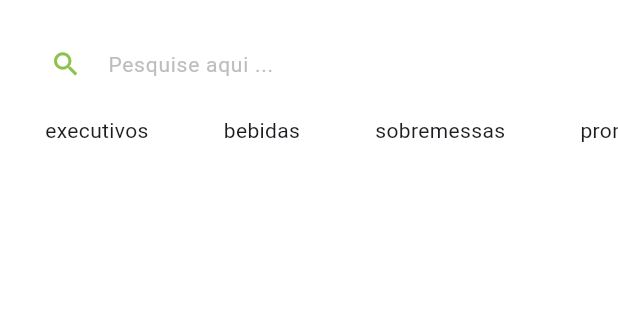
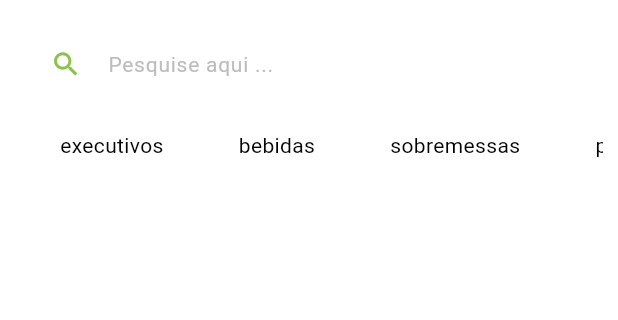
Before and after one commit to ViniciusReisCosta/pontal-delivery, a Flutter app: the HomeTab screen opened directly, on a phone screen of 412 x 824 dp, the part 71-391 px from its top. Run offline on Flutter 3.47's test engine with Material 3 defaults, Android fonts, the phone set to English and light mode, and no system bars; our stand-ins replace animated_text_kit, mask_text_input_formatter.

Commit message:
Alterações de Categorias de Posição

```diff
--- /dev/null
+++ b/lib/src/home/components/category_tile.dart
@@ -0,0 +1,35 @@
+import 'package:flutter/material.dart';
+
+class CategoryTile extends StatelessWidget {
+  const CategoryTile({
+    Key? key,
+    required this.category,
+    required this.isSelected,
+    required this.onPressed,
+  }) : super(key: key);
+
+  final String category;
+  final bool isSelected;
+  final VoidCallback onPressed;
+
+  @override
+  Widget build(BuildContext context) {
+    return GestureDetector(
+      onTap: onPressed,
+      child: Container(
+        padding: const EdgeInsets.symmetric(horizontal: 20, vertical: 10),
+        decoration: BoxDecoration(
+          borderRadius: BorderRadius.circular(20), // Arredondamento
+          color: isSelected ? Colors.orange : Colors.transparent, // Cor de fundo
+        ),
+        child: Text(
+          category,
+          style: TextStyle(
+            color: isSelected ? Colors.white : Colors.black, // Cor do texto
+            fontWeight: isSelected ? FontWeight.bold : FontWeight.normal, // Negrito se selecionado
+          ),
+        ),
+      ),
+    );
+  }
+}
--- a/lib/src/home/components/category_title.dart
+++ /dev/null
@@ -1,18 +0,0 @@
-import 'package:flutter/material.dart';
-
-class CategoryTitle extends StatelessWidget {
-  const CategoryTitle({super.key,required this.category,required this.isSelected});
-  final String category;
-  final bool isSelected;
-  @override
-  Widget build(BuildContext context) {
-    return Container(
-      padding: const EdgeInsets.symmetric(horizontal: 20),
-      decoration: const BoxDecoration(
-        borderRadius: BorderRadius.all(Radius.circular(20)),
-        color: Colors.white,
-      ),
-      child:Text(category),
-    );
-  }
-}
--- a/lib/src/home/home_tab.dart
+++ b/lib/src/home/home_tab.dart
@@ -1,11 +1,16 @@
 import 'package:flutter/material.dart';
-import 'package:pontal_delivery/src/home/components/category_title.dart';
+import 'package:pontal_delivery/src/home/components/category_tile.dart';
 
 import '../config/custom_colors.dart';
 
-class HomeTab extends StatelessWidget {
-  HomeTab({super.key});
+class HomeTab extends StatefulWidget {
+  HomeTab({Key? key}) : super(key: key);
 
+  @override
+  State<HomeTab> createState() => _HomeTabState();
+}
+
+class _HomeTabState extends State<HomeTab> {
   final List<String> categories = [
     'executivos',
     'bebidas',
@@ -14,8 +19,11 @@ class HomeTab extends StatelessWidget {
     'Entradas e petiscos',
     'pratos kid/individual',
     'fit',
-    'acompanhamentos'
+    'acompanhamentos',
   ];
+
+  String selectedCategory = '';
+
   @override
   Widget build(BuildContext context) {
     return Scaffold(
@@ -38,11 +46,11 @@ class HomeTab extends StatelessWidget {
               ),
             ],
           ),
-        ),  actions: [
+        ),
+        actions: [
           Padding(
             padding: const EdgeInsets.only(top: 15, right: 15),
             child: GestureDetector(
-              onTap: () {},
               child: Badge(
                 backgroundColor: const Color.fromARGB(255, 255, 0, 0),
                 label: const Text(
@@ -64,6 +72,7 @@ class HomeTab extends StatelessWidget {
       body: Column(
         crossAxisAlignment: CrossAxisAlignment.stretch,
         children: [
+          // Campo de pesquisa
           Padding(
             padding: const EdgeInsets.symmetric(horizontal: 20, vertical: 10),
             child: TextFormField(
@@ -87,22 +96,34 @@ class HomeTab extends StatelessWidget {
                 ),
               ),
             ),
-          ),   Expanded(
+          ),
+          // Lista de categorias centralizada horizontalmente
+          Padding(
+            padding: const EdgeInsets.symmetric(horizontal: 10),
+            child: Center(
+              child: SizedBox(
+                height: 60,
                 child: ListView.separated(
                   scrollDirection: Axis.horizontal,
+                  shrinkWrap: true,
                   padding: const EdgeInsets.symmetric(horizontal: 10),
                   itemBuilder: (_, index) {
-                return CategoryTitle(
+                    return CategoryTile(
+                      onPressed: () {
+                        setState(() {
+                          selectedCategory = categories[index];
+                        });
+                      },
                       category: categories[index],
-                  isSelected: false,
+                      isSelected: selectedCategory == categories[index],
                     );
                   },
                   separatorBuilder: (_, index) => const SizedBox(width: 10),
                   itemCount: categories.length,
                 ),
               ),
-          //
-
+            ),
+          ),
         ],
       ),
     );
--- a/pubspec.yaml
+++ b/pubspec.yaml
@@ -37,7 +37,7 @@ dependencies:
   cupertino_icons: ^1.0.8
   animated_text_kit: ^4.2.2
   mask_text_input_formatter: ^2.9.0
-
+  badges: ^3.1.2
 
 dev_dependencies:
   flutter_test:
```
Also changed, not shown: pubspec.lock. Lines whose indentation alone changed are shown as unchanged.
